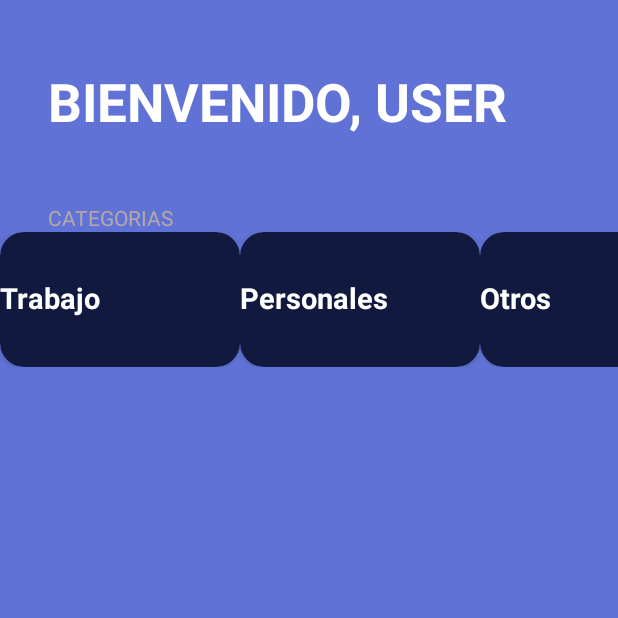
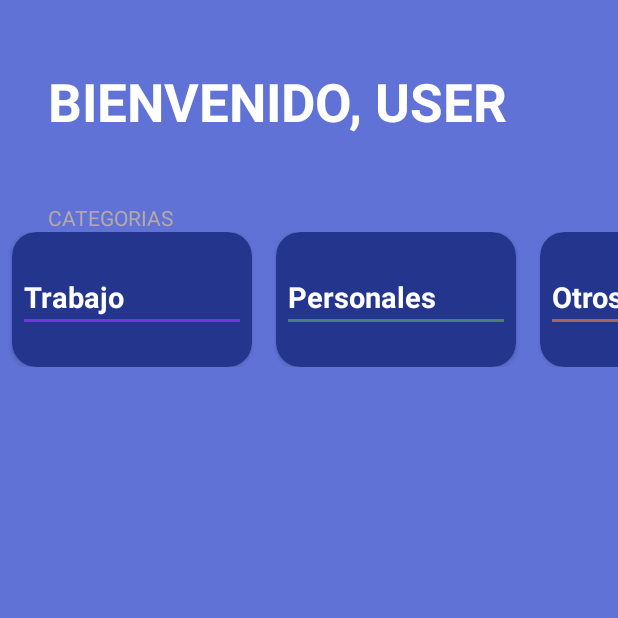
Before and after one commit to XimenaLargo/ToDo-Android-App, an Android app built with Jetpack Compose: the screen it shows after launch (MainActivity), on a phone screen of 412 x 824 dp, the top half of it. Run offline under Robolectric (Android 15) with nearby library versions, the phone set to English and light mode, and no system bars.

Commit message:
Add categories names styles

```diff
--- a/app/src/main/java/com/example/todoapp/CategoriesViewHolder.kt
+++ b/app/src/main/java/com/example/todoapp/CategoriesViewHolder.kt
@@ -3,6 +3,7 @@ package com.example.todoapp
 import android.view.TextureView
 import android.view.View
 import android.widget.TextView
+import androidx.core.content.ContextCompat
 import androidx.recyclerview.widget.RecyclerView
 
 class CategoriesViewHolder(view: View) : RecyclerView.ViewHolder(view){
@@ -14,12 +15,21 @@ class CategoriesViewHolder(view: View) : RecyclerView.ViewHolder(view){
        when(taskCategory){
            TaskCategory.Job -> {
                tvCategoryName.text = "Trabajo"
+               divider.setBackgroundColor(
+                   ContextCompat.getColor(divider.context, R.color.todo_job_card)
+               )
            }
            TaskCategory.Other -> {
                tvCategoryName.text = "Otros"
+               divider.setBackgroundColor(
+                   ContextCompat.getColor(divider.context, R.color.todo_other_card)
+               )
            }
            TaskCategory.Personal ->  {
                tvCategoryName.text = "Personales"
+               divider.setBackgroundColor(
+                   ContextCompat.getColor(divider.context, R.color.todo_personal_card)
+               )
            }
        }
     }
--- a/app/src/main/res/layout/item_task_category.xml
+++ b/app/src/main/res/layout/item_task_category.xml
@@ -4,6 +4,7 @@
     xmlns:tools="http://schemas.android.com/tools"
     android:layout_width="160dp"
     android:layout_height="90dp"
+    android:layout_marginHorizontal="8dp"
     app:cardBackgroundColor="@color/todo_background_card"
     app:cardCornerRadius="16dp">
 
@@ -12,6 +13,7 @@
         android:layout_height="match_parent"
         android:orientation="vertical"
         android:gravity="center_vertical"
+        android:layout_margin="8dp"
         >
 
         <TextView
@@ -27,7 +29,8 @@
             android:id="@+id/divider"
             android:layout_width="match_parent"
             tools:background="@color/white"
-            android:layout_height="2dp"/>
+            android:layout_height="2dp"
+            android:layout_marginTop="2dp"/>
 
     </LinearLayout>
 </androidx.cardview.widget.CardView>
--- a/app/src/main/res/values/colors.xml
+++ b/app/src/main/res/values/colors.xml
@@ -9,6 +9,9 @@
     <color name="gray">#B6A8A8</color>
     <color name="white">#FFFFFFFF</color>
     <color name="todo_background">#6072D5</color>
-    <color name="todo_background_card">#12193E</color>
+    <color name="todo_background_card">#24358E</color>
+    <color name="todo_job_card">#7238D6</color>
+    <color name="todo_personal_card">#4D7E79</color>
+    <color name="todo_other_card">#A6645F</color>
 
 </resources>
```
